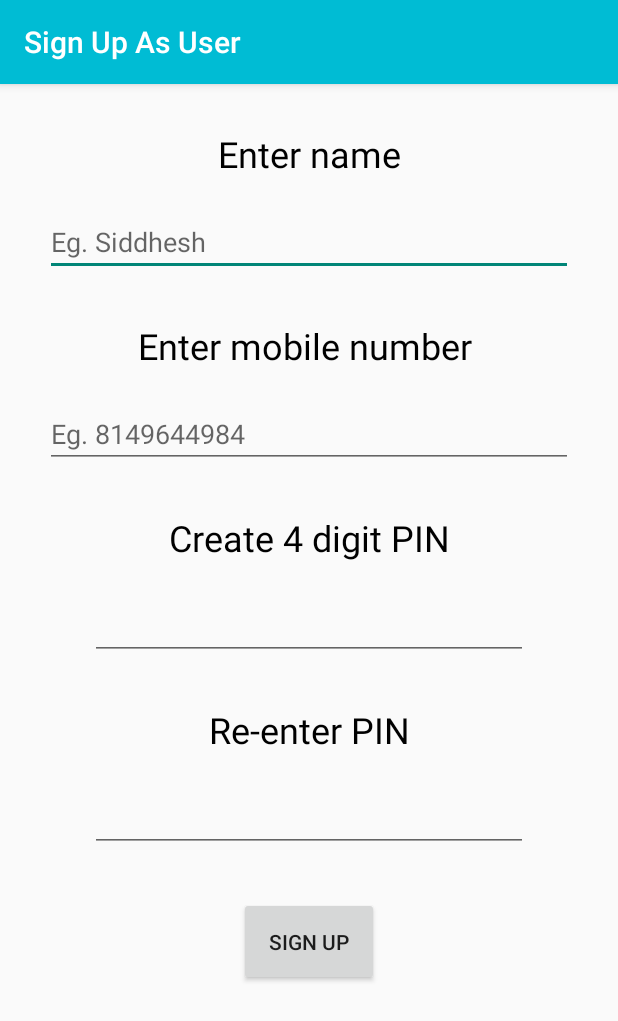
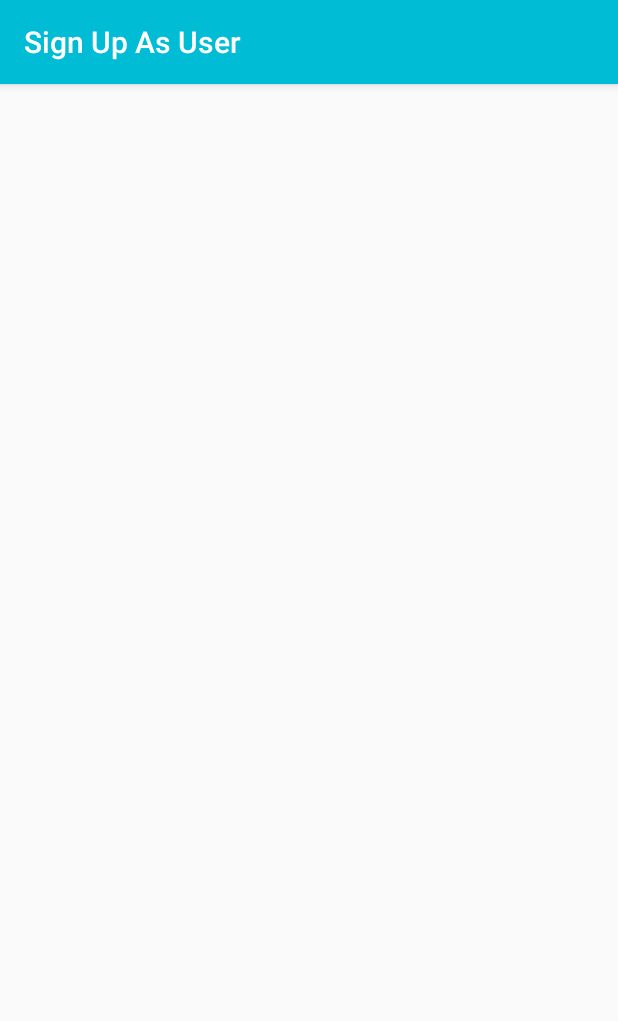
Before and after one commit to icychains24/Cafeteria_android, an Android app: the signUpAsUser screen opened directly, with no data from a screen before it, on a phone screen of 412 x 824 dp. Shown: the top 1021 px of the screen. Run offline under Robolectric (Android 15) with nearby library versions, the phone set to English and light mode, and no system bars.

```diff
--- a/app/src/main/java/com/example/android/login/signUpAsAdmin.java
+++ b/app/src/main/java/com/example/android/login/signUpAsAdmin.java
@@ -8,6 +8,6 @@ public class signUpAsAdmin extends AppCompatActivity {
     @Override
     protected void onCreate(Bundle savedInstanceState) {
         super.onCreate(savedInstanceState);
-        setContentView(R.layout.signupasadmin);
+        //setContentView(R.layout.signupasadmin);
     }
 }
--- a/app/src/main/java/com/example/android/login/signUpAsUser.java
+++ b/app/src/main/java/com/example/android/login/signUpAsUser.java
@@ -13,7 +13,7 @@ public class signUpAsUser extends AppCompatActivity
 
     protected void onCreate(Bundle savedInstanceState){
        super.onCreate(savedInstanceState);
-        setContentView(R.layout.signupasuser);
+        //setContentView(R.layout.signupasuser);
     }
 
 }
--- a/app/src/main/res/layout/signupasuser.xml
+++ /dev/null
@@ -1,109 +0,0 @@
-<?xml version="1.0" encoding="utf-8"?>
-<ScrollView xmlns:android="http://schemas.android.com/apk/res/android"
-    android:layout_width="match_parent"
-    android:layout_height="match_parent">
-
-    <!--User sign up -->
-
-    <LinearLayout
-        android:layout_width="match_parent"
-        android:layout_height="match_parent"
-        android:orientation="vertical">
-
-    <TextView
-        android:layout_width="match_parent"
-        android:layout_height="wrap_content"
-        android:gravity="center_horizontal"
-        android:layout_marginTop="30dp"
-        android:textSize="24sp"
-        android:textColor="#000"
-        android:text="Enter name"
-        android:textAllCaps="false" />
-
-    <EditText
-        android:id="@+id/name"
-        android:layout_width="match_parent"
-        android:layout_height="wrap_content"
-        android:layout_marginTop="20dp"
-        android:layout_marginLeft="30dp"
-        android:layout_marginRight="30dp"
-        android:hint="Eg. Siddhesh"
-        android:inputType="textCapWords"/>
-
-
-    <TextView
-        android:layout_width="match_parent"
-        android:layout_height="wrap_content"
-        android:gravity="center_horizontal"
-        android:layout_marginTop="30dp"
-        android:textSize="24sp"
-        android:textColor="#000"
-        android:text="Enter mobile number "
-        android:textAllCaps="false" />
-
-    <EditText
-        android:id="@+id/number"
-        android:layout_width="match_parent"
-        android:layout_height="wrap_content"
-        android:layout_marginTop="20dp"
-        android:layout_marginLeft="30dp"
-        android:layout_marginRight="30dp"
-        android:hint="Eg. 8149644984"
-        android:inputType="number"/>
-
-    <TextView
-        android:layout_width="match_parent"
-        android:layout_height="wrap_content"
-        android:gravity="center_horizontal"
-        android:layout_marginTop="30dp"
-        android:textSize="24sp"
-        android:textColor="#000"
-        android:text="Create 4 digit PIN"
-        android:textAllCaps="false" />
-
-    <EditText
-        android:id="@+id/pwd1"
-        android:layout_width="match_parent"
-        android:layout_height="wrap_content"
-        android:layout_marginTop="20dp"
-        android:layout_marginLeft="60dp"
-        android:layout_marginRight="60dp"
-        android:inputType="numberPassword"/>
-
-
-    <TextView
-        android:layout_width="match_parent"
-        android:layout_height="wrap_content"
-        android:gravity="center_horizontal"
-        android:layout_marginTop="30dp"
-        android:textSize="24sp"
-        android:textColor="#000"
-        android:text="Re-enter PIN"
-        android:textAllCaps="false" />
-
-    <EditText
-        android:id="@+id/pwd2"
-        android:layout_width="match_parent"
-        android:layout_height="wrap_content"
-        android:layout_marginTop="20dp"
-        android:layout_marginLeft="60dp"
-        android:layout_marginRight="60dp"
-        android:inputType="numberPassword"/>
-
-
-    <Button
-        android:id="@+id/loginButton"
-        android:layout_width="wrap_content"
-        android:layout_height="wrap_content"
-        android:layout_gravity="center_horizontal"
-        android:layout_marginTop="30dp"
-        android:layout_marginBottom="20dp"
-        android:onClick="login"
-        android:padding="20dp"
-        android:text="Sign Up" />
-
-
-    </LinearLayout>
-
-
-</ScrollView>
--- a/app/src/main/res/values/strings.xml
+++ b/app/src/main/res/values/strings.xml
@@ -1,3 +1,9 @@
 <resources>
     <string name="app_name">Hungry</string>
+
+    <string-array name="food_list">
+        <item>fooditem1</item>
+        <item>fooditem2</item>
+        <item>fooditem3</item>
+    </string-array>
 </resources>
```
Also changed, not shown: app/src/main/java/com/example/android/login/MainActivity.java (+21 -0 lines), app/src/main/java/com/example/android/login/UserLogin.java (+3 -6 lines), app/src/main/res/drawable/button.xml (added, +13 -0 lines), app/src/main/res/layout/activity_main.xml (+17 -9 lines), app/src/main/res/layout/admin_update.xml (+137 -94 lines), app/src/main/res/layout/adminlogin.xml (+9 -13 lines), app/src/main/res/layout/order_user.xml (+63 -60 lines), app/src/main/res/layout/signupasadmin.xml (deleted, +0 -109 lines), app/src/main/res/layout/userlogin.xml (deleted, +0 -68 lines).
